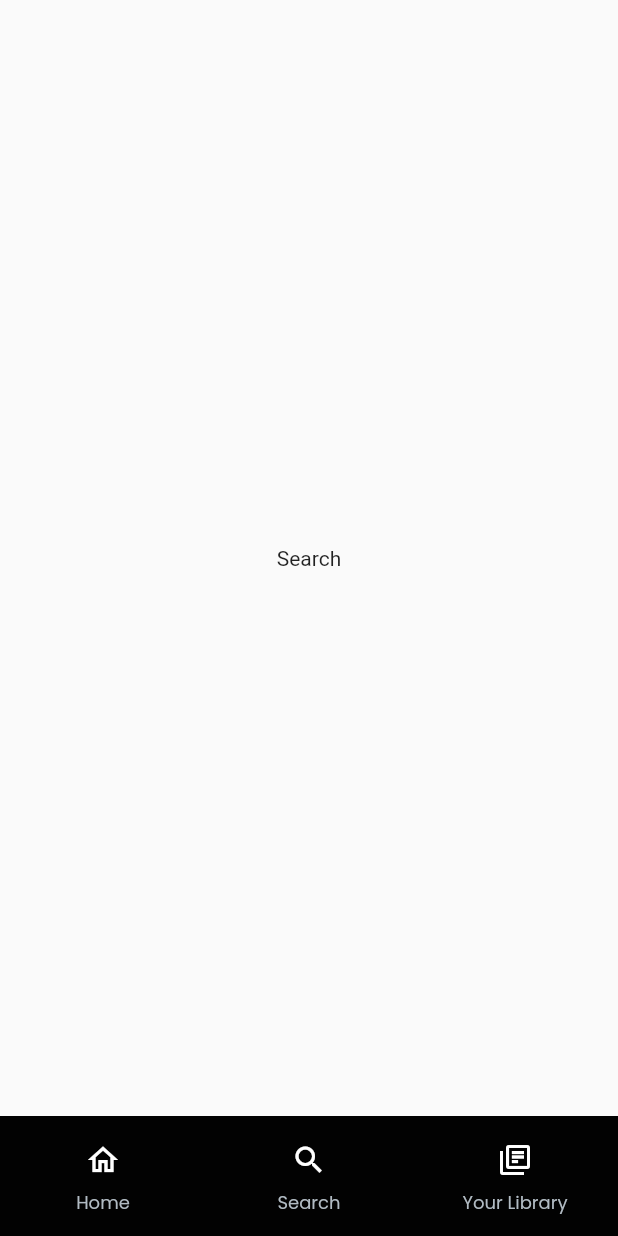
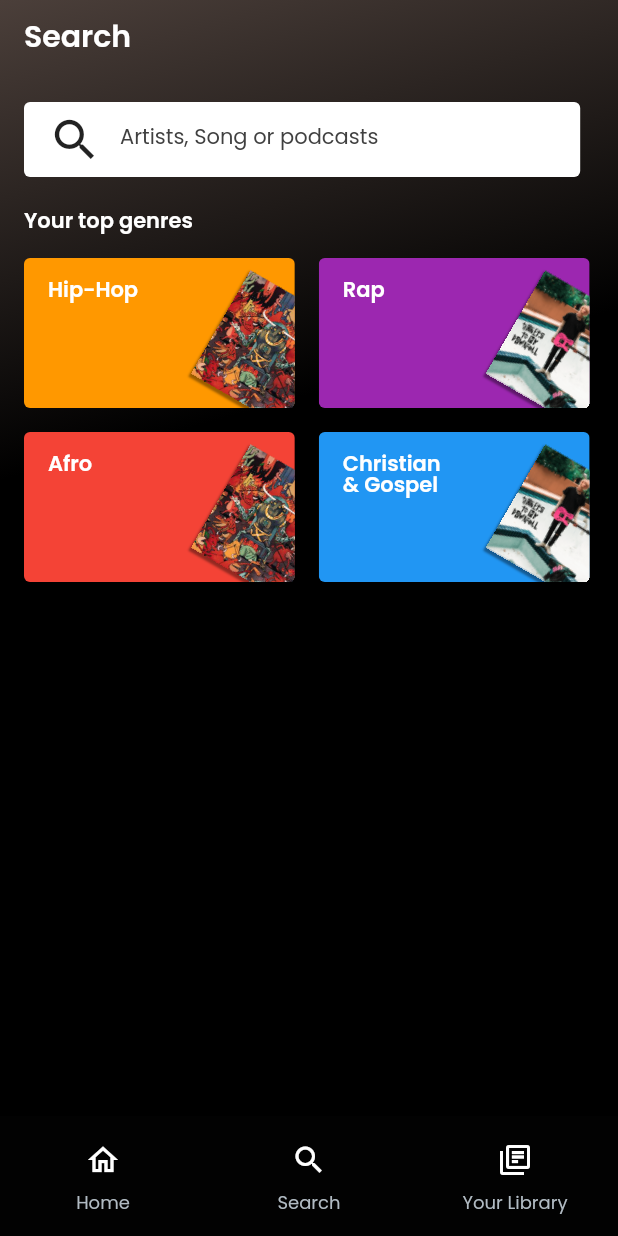
Before and after one commit to amenolabode/spotify_clone, a Flutter app: the screen it shows after launch, item 2 of the bottom bar chosen, on a phone screen of 412 x 824 dp. Run offline on Flutter 3.47's test engine with Material 2 defaults, Android fonts, the phone set to English and light mode, and no system bars; our stand-ins replace marquee.

Commit message:
Spotify Project - SearchPage

```diff
--- /dev/null
+++ b/lib/Components/search_components.dart
@@ -0,0 +1,83 @@
+import 'package:flutter/material.dart';
+import 'dart:math';
+import 'style.dart';
+
+class SearchCards extends StatelessWidget {
+  final Color backgroundColor;
+  final String searchComponentsImage;
+  final String searchCardText;
+
+  const SearchCards(
+      {Key? key,
+      required this.backgroundColor,
+      required this.searchComponentsImage,
+      required this.searchCardText})
+      : super(key: key);
+
+  @override
+  Widget build(BuildContext context) {
+    double height = MediaQuery.of(context).size.height;
+    double width = MediaQuery.of(context).size.width;
+    return Padding(
+      padding: const EdgeInsets.only(bottom: 16.0),
+      child: Stack(children: [
+        ClipRRect(
+          child: Container(
+            height: 100,
+            width: width * 0.4382,
+            decoration: BoxDecoration(
+              color: backgroundColor,
+              borderRadius: BorderRadius.circular(4),
+            ),
+            child: Row(
+              crossAxisAlignment: CrossAxisAlignment.start,
+              children: [
+                Expanded(
+                  child: Padding(
+                    padding: EdgeInsets.only(top: 16.0, left: 16.0),
+                    child: Text(
+                      searchCardText,
+                      style: whiteTextStyle,
+                    ),
+                  ),
+                ),
+                SizedBox(
+                  // color: Colors.black,
+                  height: 100,
+                  width: 90,
+                  child: Stack(
+                    children: [
+                      Positioned(
+                        top: 20,
+                        bottom: 0,
+                        right: -16,
+                        child: RotationTransition(
+                          turns: const AlwaysStoppedAnimation(30 / 360),
+                          child: Container(
+                            decoration: BoxDecoration(boxShadow: [
+                              BoxShadow(
+                                  color: Colors.black.withOpacity(0.4),
+                                  blurRadius: 0.5,
+                                  spreadRadius: 0.5,
+                                  offset: Offset(0, 2))
+                            ]),
+                            height: 100,
+                            width: 70,
+                            child: Image.asset(
+                              searchComponentsImage,
+                              fit: BoxFit.cover,
+                            ),
+                          ),
+                        ),
+                      )
+                    ],
+                  ),
+                )
+              ],
+            ),
+          ),
+        )
+      ]),
+    );
+  }
+}
--- a/lib/Components/style.dart
+++ b/lib/Components/style.dart
@@ -1,5 +1,12 @@
 import 'package:flutter/material.dart';
 // import 'package:cupertino_icons/cupertino_icons.dart';
+
+const TextStyle heading = TextStyle(
+    fontSize: 46,
+    height: 1,
+    fontFamily: "Poppins",
+    fontWeight: FontWeight.w600,
+    color: Colors.white);
 
 const TextStyle sectionTitle = TextStyle(
     fontSize: 20,
@@ -36,6 +43,20 @@ const TextStyle streamNumber = TextStyle(
     fontWeight: FontWeight.w400,
     color: Color(0xffA7A7A7));
 
+const TextStyle blackTextStyle = TextStyle(
+    fontSize: 14,
+    height: 1,
+    fontFamily: "Poppins",
+    fontWeight: FontWeight.w400,
+    color: Color(0xff404040));
+
+const TextStyle whiteTextStyle = TextStyle(
+    fontSize: 14,
+    height: 1,
+    fontFamily: "Poppins",
+    fontWeight: FontWeight.w600,
+    color: Color(0x0ffFFFFFF));
+
 const primaryColor = Color(0xff00CB51);
 const whiteColor = Colors.white;
 const grey = Color(0xffA7A7A7);
--- a/lib/Pages/functionals/HomePage.dart
+++ b/lib/Pages/functionals/HomePage.dart
@@ -1,5 +1,6 @@
 import 'package:flutter/material.dart';
 import 'HomePage_Body.dart';
+import 'Search.dart';
 
 class MyHomePage extends StatefulWidget {
   const MyHomePage({Key? key}) : super(key: key);
@@ -12,9 +13,7 @@ class _MyHomePageState extends State<MyHomePage> {
   int index = 0;
   final screens = [
     const HomePageBody(),
-    const Center(
-      child: Text("Search"),
-    ),
+    SearchPage(),
     const Center(
       child: Text("Cal"),
     ),
--- a/lib/Pages/functionals/HomePage_Body.dart
+++ b/lib/Pages/functionals/HomePage_Body.dart
@@ -18,6 +18,7 @@ class HomePageBody extends StatelessWidget {
         Stack(
           children: [
             Container(
+              height: height * 2,
               decoration: const BoxDecoration(
                 gradient: LinearGradient(
                   begin: Alignment.topLeft,
@@ -32,10 +33,12 @@ class HomePageBody extends StatelessWidget {
               ),
             ),
             Padding(
-              padding: const EdgeInsets.all(16.0),
+              padding:
+                  const EdgeInsets.only(left: 16.0, right: 16.0, top: 16.0),
+              child: Container(
                 child: ListView(
                   children: [
-                  Container(
+                    SizedBox(
                       width: width,
                       height: 48,
                       child: Row(
@@ -234,6 +237,7 @@ class HomePageBody extends StatelessWidget {
                   ],
                 ),
               ),
+            ),
           ],
         ),
         Positioned(
--- a/lib/Pages/functionals/Search.dart
+++ b/lib/Pages/functionals/Search.dart
@@ -0,0 +1,120 @@
+import 'dart:math';
+import 'package:flutter/material.dart';
+import 'package:spotify/Components/search_components.dart';
+import 'package:spotify/Components/style.dart';
+
+class SearchPage extends StatelessWidget {
+  // final Color backgroundColor;
+  const SearchPage({Key? key}) : super(key: key);
+
+  @override
+  Widget build(BuildContext context) {
+    double height = MediaQuery.of(context).size.height;
+    double width = MediaQuery.of(context).size.width;
+    return Stack(
+      children: [
+        Container(
+          decoration: const BoxDecoration(
+            gradient: LinearGradient(
+              begin: Alignment.topLeft,
+              end: Alignment.bottomCenter,
+              stops: [0, 0.4],
+              colors: [
+                Color(0xff4B3F3A),
+                Color(0xff000000),
+              ],
+            ),
+          ),
+        ),
+        Padding(
+          padding: const EdgeInsets.all(16.0),
+          child: ListView(
+            children: [
+              const Padding(
+                padding: EdgeInsets.only(bottom: 32.0),
+                child: Text(
+                  "Search",
+                  style: sectionTitle,
+                ),
+              ),
+              SearchBar(width),
+              const Padding(
+                padding: EdgeInsets.only(top: 24.0, bottom: 16),
+                child: Text(
+                  "Your top genres",
+                  style: whiteTextStyle,
+                ),
+              ),
+              Row(
+                children: const [
+                  Padding(
+                    padding: EdgeInsets.only(right: 16.0),
+                    child: SearchCards(
+                        backgroundColor: Colors.orange,
+                        searchComponentsImage: "Assets/Images/Afterburner.png",
+                        searchCardText: "Hip-Hop"),
+                  ),
+                  SearchCards(
+                      backgroundColor: Colors.purple,
+                      searchComponentsImage: "Assets/Images/image 11.png",
+                      searchCardText: "Rap")
+                ],
+              ),
+              Row(
+                children: const [
+                  Padding(
+                    padding: EdgeInsets.only(right: 16.0),
+                    child: SearchCards(
+                        backgroundColor: Colors.red,
+                        searchComponentsImage: "Assets/Images/Afterburner.png",
+                        searchCardText: "Afro"),
+                  ),
+                  SearchCards(
+                      backgroundColor: Colors.blue,
+                      searchComponentsImage: "Assets/Images/image 11.png",
+                      searchCardText: "Christian & Gospel")
+                ],
+              )
+            ],
+          ),
+        )
+      ],
+    );
+  }
+
+  Row SearchBar(double width) {
+    return Row(
+      children: [
+        Stack(
+          children: [
+            Container(
+              alignment: Alignment.center,
+              decoration: BoxDecoration(
+                  color: whiteColor, borderRadius: BorderRadius.circular(4)),
+              height: 50,
+              width: width * 0.9,
+              child: Padding(
+                padding: const EdgeInsets.only(left: 16.0),
+                child: Row(
+                  children: const [
+                    Padding(
+                      padding: EdgeInsets.only(right: 12.0),
+                      child: Icon(
+                        Icons.search,
+                        size: 36,
+                      ),
+                    ),
+                    Text(
+                      "Artists, Song or podcasts",
+                      style: blackTextStyle,
+                    )
+                  ],
+                ),
+              ),
+            ),
+          ],
+        ),
+      ],
+    );
+  }
+}
```
Also changed, not shown: 1 other file. Lines whose indentation alone changed are shown as unchanged.
